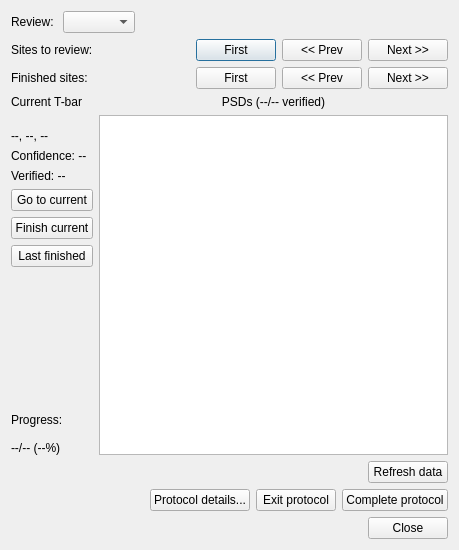
Qt form neurolabi/gui/protocols/synapsepredictionprotocol.ui (janelia-flyem/NeuTu) before a commit.
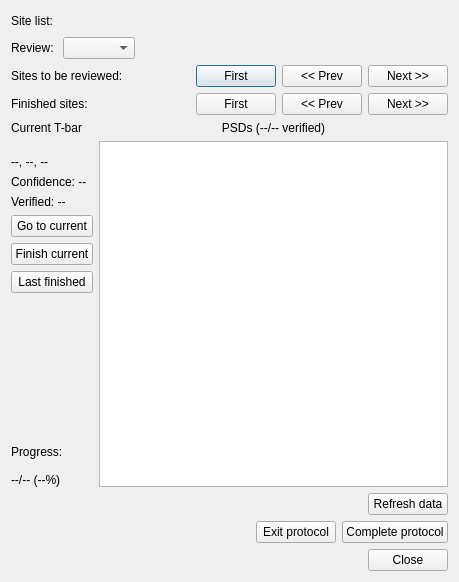
The same form after that commit.

Commit message: moved protocol info from dialog to main window

Patch:
```diff
--- a/neurolabi/gui/protocols/synapsepredictionprotocol.ui
+++ b/neurolabi/gui/protocols/synapsepredictionprotocol.ui
@@ -7,13 +7,37 @@
     <x>0</x>
     <y>0</y>
     <width>459</width>
-    <height>550</height>
+    <height>582</height>
    </rect>
   </property>
   <property name="windowTitle">
    <string>Synapse Prediction Protocol</string>
   </property>
   <layout class="QVBoxLayout" name="verticalLayout">
+   <item>
+    <layout class="QHBoxLayout" name="horizontalLayout_7">
+     <item>
+      <widget class="QLabel" name="siteListLabel">
+       <property name="text">
+        <string>Site list:</string>
+       </property>
+      </widget>
+     </item>
+     <item>
+      <spacer name="horizontalSpacer_6">
+       <property name="orientation">
+        <enum>Qt::Horizontal</enum>
+       </property>
+       <property name="sizeHint" stdset="0">
+        <size>
+         <width>40</width>
+         <height>20</height>
+        </size>
+       </property>
+      </spacer>
+     </item>
+    </layout>
+   </item>
    <item>
     <layout class="QHBoxLayout" name="horizontalLayout_6">
      <item>
@@ -46,7 +70,7 @@
      <item>
       <widget class="QLabel" name="toReviewLabel">
        <property name="text">
-        <string>Sites to review:</string>
+        <string>Sites to be reviewed:</string>
        </property>
       </widget>
      </item>
@@ -280,13 +304,6 @@
        </property>
       </spacer>
      </item>
-     <item>
-      <widget class="QPushButton" name="detailsButton">
-       <property name="text">
-        <string>Protocol details...</string>
-       </property>
-      </widget>
-     </item>
      <item>
       <widget class="QPushButton" name="exitButton">
        <property name="text">
```
Left out of the diff: 8 changed lines with no effect on the pictures. The commit also changes 2 other files.
